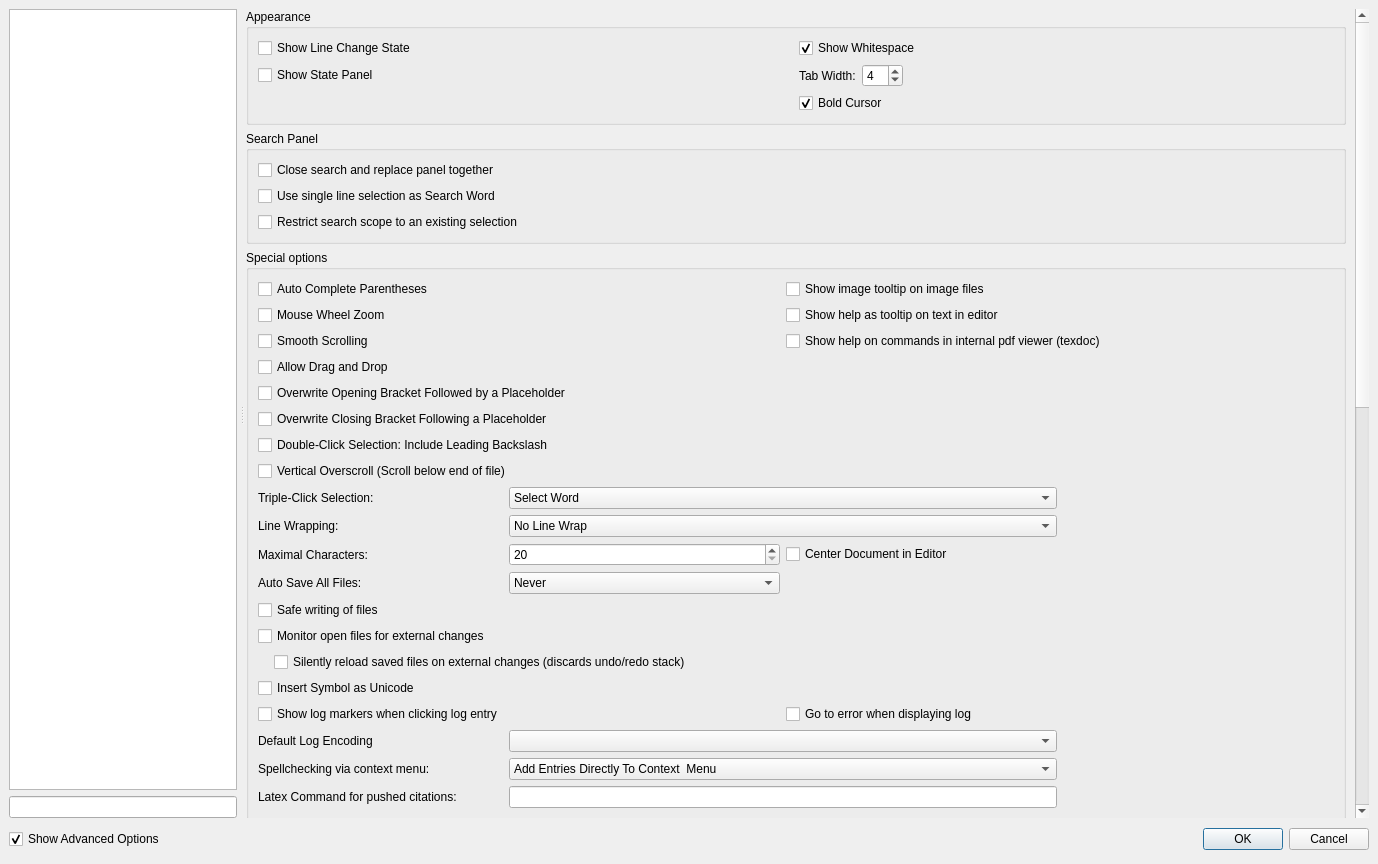
Old version of the form src/configdialog.ui in the repository texstudio-org/texstudio.
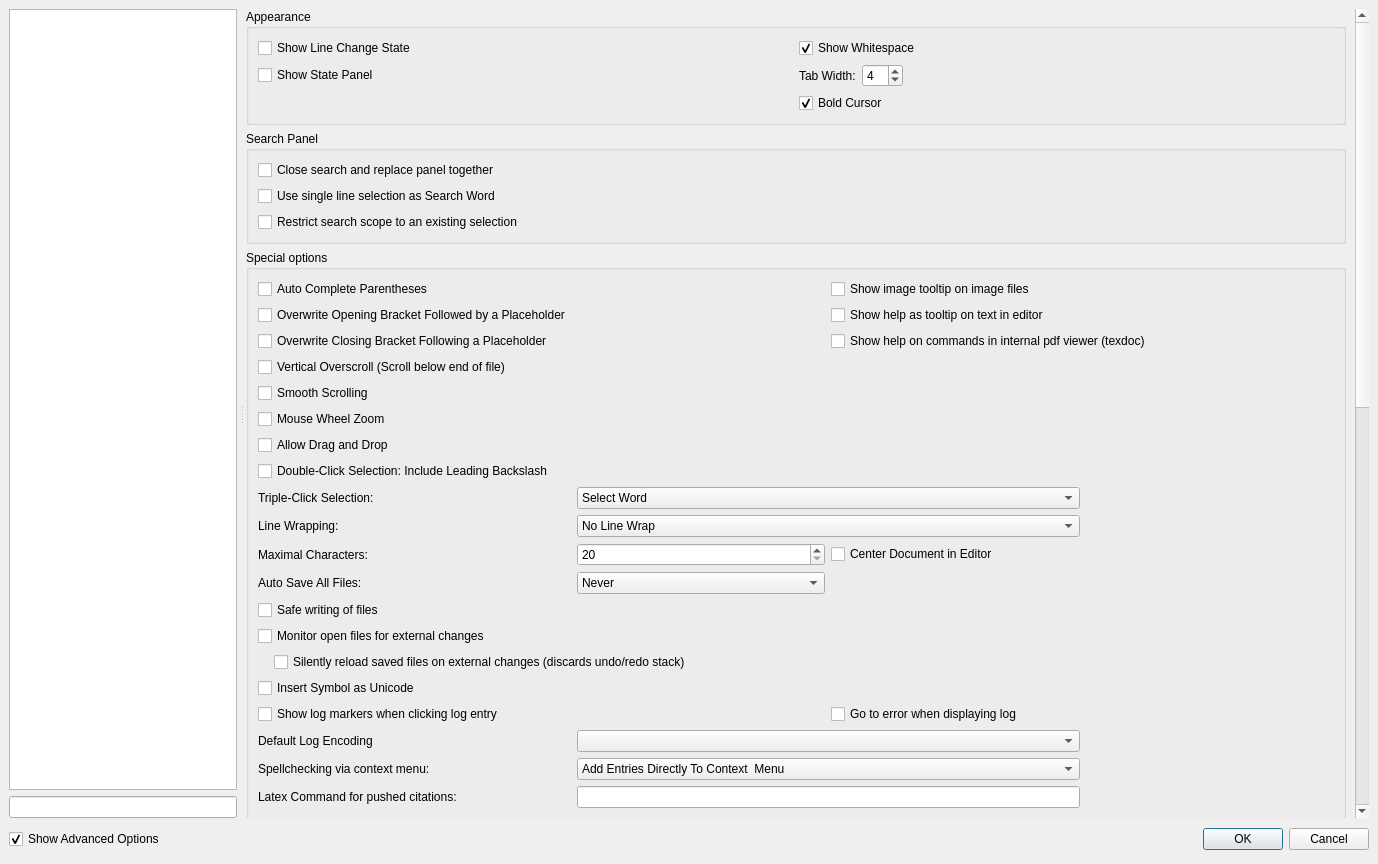
New version of the form. The open tabs and pages were chosen to show the change. Icons and pictures are not drawn.

The edit to the form file:
```diff
--- a/src/configdialog.ui
+++ b/src/configdialog.ui
@@ -2227,9 +2227,9 @@
                    </widget>
                   </item>
                   <item row="7" column="0" colspan="2">
-                   <widget class="QCheckBox" name="checkOverwriteOpeningBracketFollowedByPlaceholder">
+                   <widget class="QCheckBox" name="checkBoxSmoothScrolling">
                     <property name="text">
-                     <string>Overwrite Opening Bracket Followed by a Placeholder</string>
+                     <string>Smooth Scrolling</string>
                     </property>
                    </widget>
                   </item>
@@ -2241,9 +2241,9 @@
                    </widget>
                   </item>
                   <item row="4" column="0">
-                   <widget class="QCheckBox" name="checkBoxMouseWheelZoom">
+                   <widget class="QCheckBox" name="checkOverwriteOpeningBracketFollowedByPlaceholder">
                     <property name="text">
-                     <string>Mouse Wheel Zoom</string>
+                     <string>Overwrite Opening Bracket Followed by a Placeholder</string>
                     </property>
                    </widget>
                   </item>
@@ -2350,9 +2350,9 @@
                    </widget>
                   </item>
                   <item row="8" column="0" colspan="2">
-                   <widget class="QCheckBox" name="checkOverwriteClosingBracketFollowingPlaceholder">
+                   <widget class="QCheckBox" name="checkBoxMouseWheelZoom">
                     <property name="text">
-                     <string>Overwrite Closing Bracket Following a Placeholder</string>
+                     <string>Mouse Wheel Zoom</string>
                     </property>
                    </widget>
                   </item>
@@ -2387,9 +2387,9 @@
                    </widget>
                   </item>
                   <item row="6" column="0" colspan="2">
-                   <widget class="QCheckBox" name="checkBoxAllowDragAndDrop">
+                   <widget class="QCheckBox" name="checkBoxVerticalOverScroll">
                     <property name="text">
-                     <string>Allow Drag and Drop</string>
+                     <string>Vertical Overscroll (Scroll below end of file)</string>
                     </property>
                    </widget>
                   </item>
@@ -2433,9 +2433,9 @@
                    </widget>
                   </item>
                   <item row="5" column="0">
-                   <widget class="QCheckBox" name="checkBoxSmoothScrolling">
+                   <widget class="QCheckBox" name="checkOverwriteClosingBracketFollowingPlaceholder">
                     <property name="text">
-                     <string>Smooth Scrolling</string>
+                     <string>Overwrite Closing Bracket Following a Placeholder</string>
                     </property>
                    </widget>
                   </item>
@@ -2519,19 +2519,19 @@
                    </widget>
                   </item>
                   <item row="9" column="0" colspan="2">
+                   <widget class="QCheckBox" name="checkBoxAllowDragAndDrop">
+                    <property name="text">
+                     <string>Allow Drag and Drop</string>
+                    </property>
+                   </widget>
+                  </item>
+                  <item row="10" column="0" colspan="2">
                    <widget class="QCheckBox" name="checkBoxDoubleClickSelectionIncludeLeadingBackslash">
                     <property name="text">
                      <string>Double-Click Selection: Include Leading Backslash</string>
                     </property>
                    </widget>
                   </item>
-                  <item row="10" column="0" colspan="2">
-                   <widget class="QCheckBox" name="checkBoxVerticalOverScroll">
-                    <property name="text">
-                     <string>Vertical Overscroll (Scroll below end of file)</string>
-                    </property>
-                   </widget>
-                  </item>
                  </layout>
                 </widget>
                </item>
```
